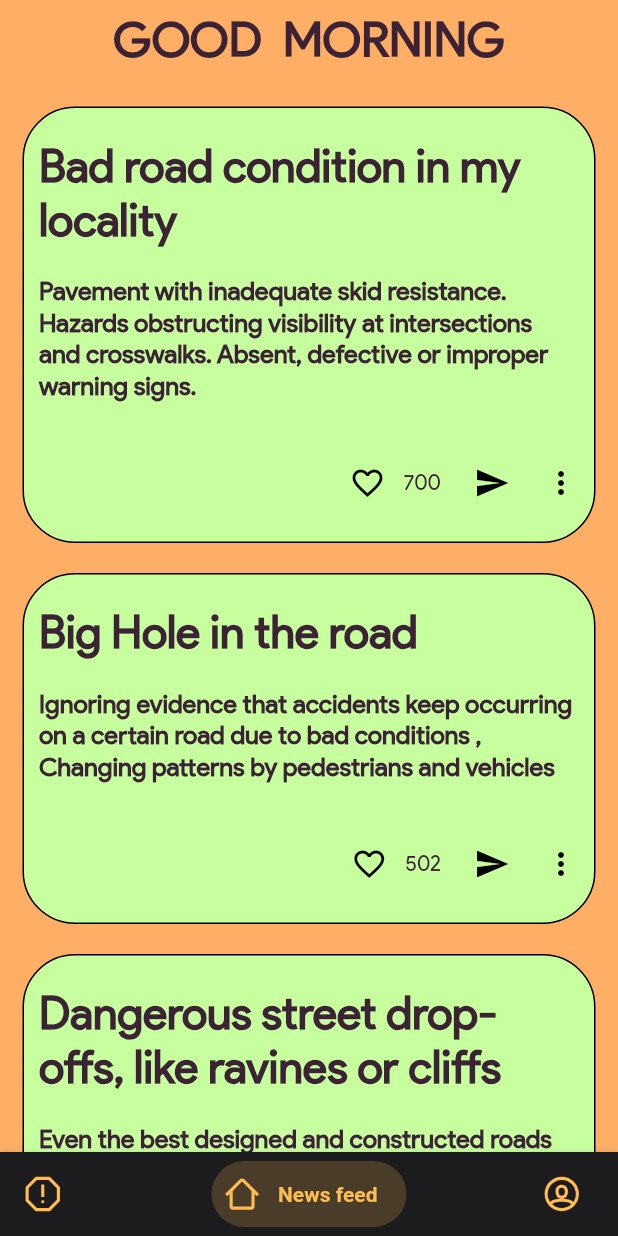
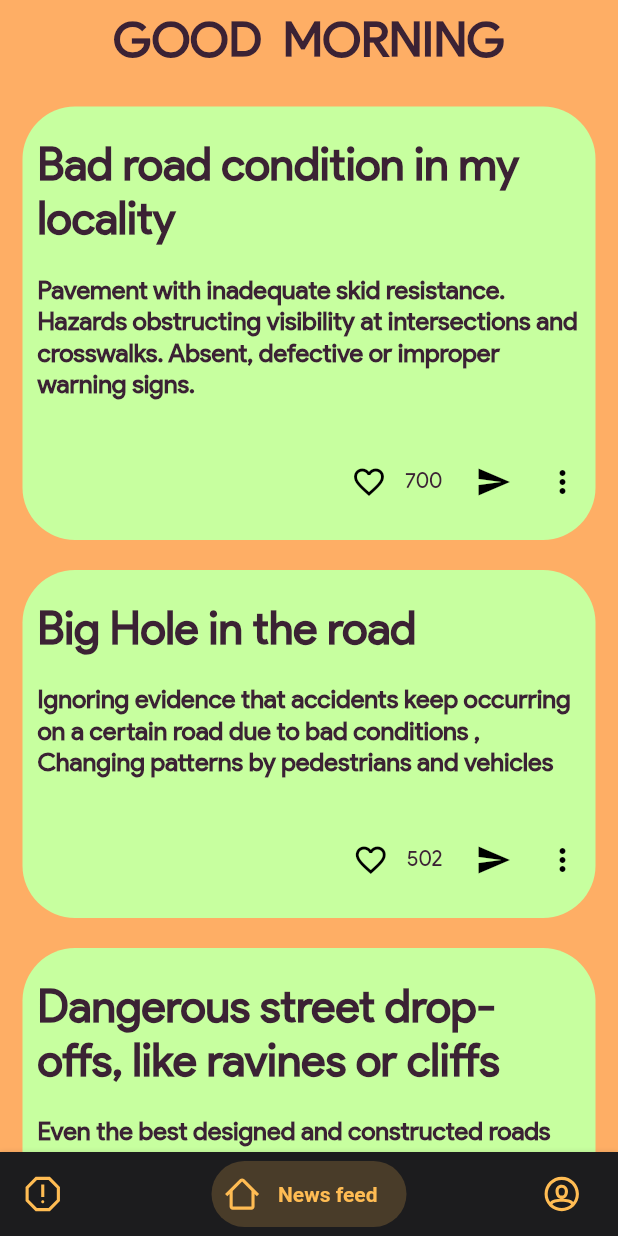
Before and after one commit to We-Equals-Awesome/Corporators_Frontend, a Flutter app: the screen it shows after launch, on a phone screen of 412 x 824 dp. Run offline on Flutter 3.47's test engine with Material 2 defaults, Android fonts, the phone set to English and light mode, and no system bars; drawn by our look-alikes of bottom_navy_bar; our stand-ins replace flutter_svg, share.

```diff
--- a/lib/UI/HomeFeed.dart
+++ b/lib/UI/HomeFeed.dart
@@ -129,7 +129,8 @@ class _PrimaryCardState extends State<PrimaryCard> {
       decoration: BoxDecoration(
           color: textBoxBack,
           borderRadius: BorderRadius.circular(35.0),
-          border: Border.all(color: blk, width: 1.0)),
+
+      ),
 
       child: Column(
         crossAxisAlignment: CrossAxisAlignment.start,
```
